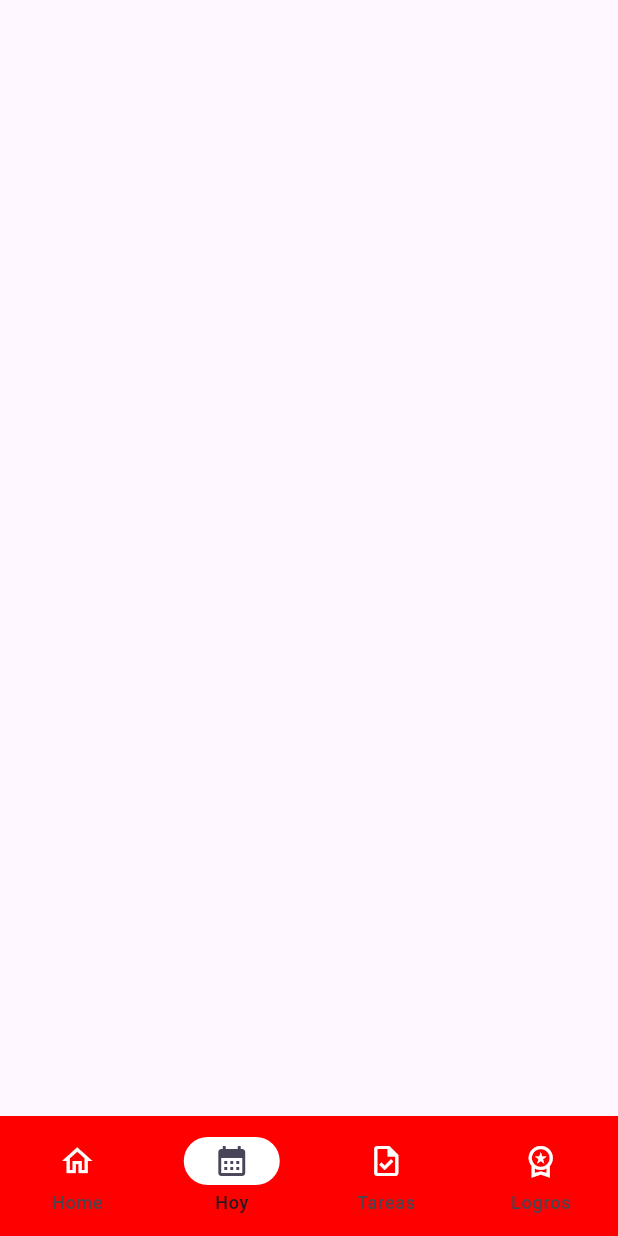
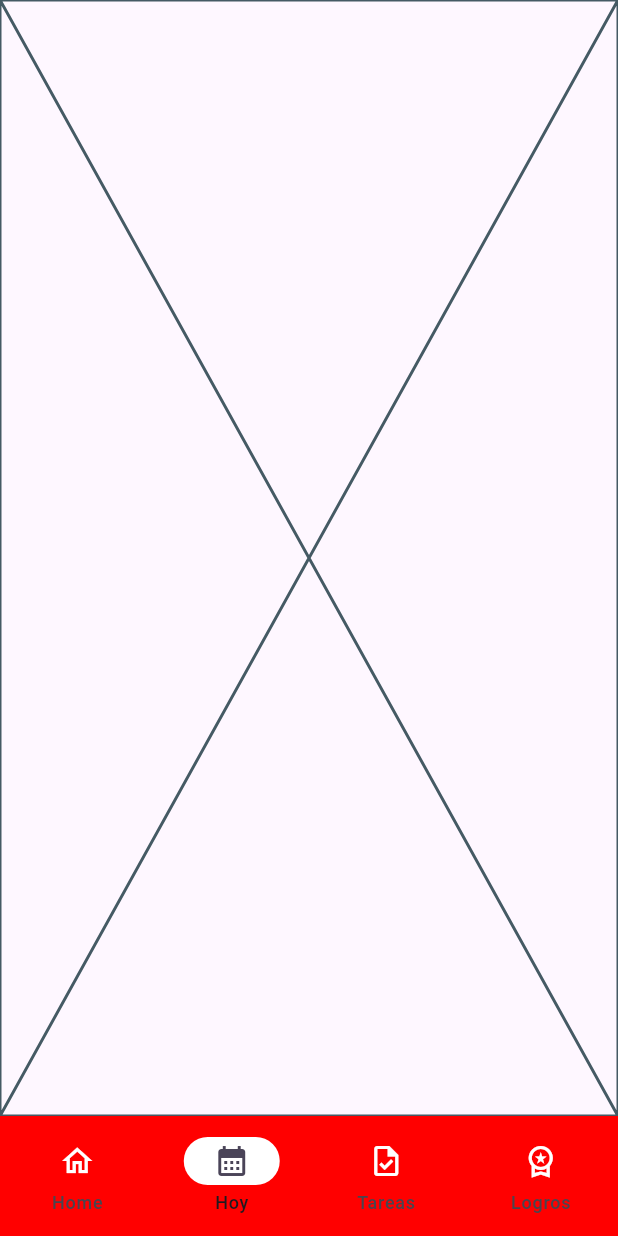
Before and after one commit to KevinJara123/appfundacionjeanmaggi, a Flutter app: the MainScreen screen opened directly, item 2 of the bottom bar chosen, on a phone screen of 412 x 824 dp. Run offline on Flutter 3.47's test engine with Material 3 defaults, Android fonts, the light colour scheme and no system bars; network calls fail.

Commit message:
Empezamos vista hoy

```diff
--- a/lib/screen/main_screen.dart
+++ b/lib/screen/main_screen.dart
@@ -2,6 +2,8 @@
 import 'package:flutter/material.dart';
 // Importa el widget HomeViews desde el archivo home.dart
 import 'package:appfundacionjeanmaggi/views/home_views.dart';
+// Importa el widget Hoyviews desde el archivo hoy_views.dart
+import 'package:appfundacionjeanmaggi/views/hoy_views.dart';
 
 // Define un widget de tipo StatefulWidget llamado MainScreen
 class MainScreen extends StatefulWidget {
@@ -38,11 +40,11 @@ class _MainScreenState extends State<MainScreen> {
             });
           },
           // Color del indicador que resalta la opción seleccionada
-          indicatorColor: Color(0xFFFFFFFF),
+          indicatorColor: const Color(0xFFFFFFFF),
           // Índice de la opción actualmente seleccionada
           selectedIndex: currentPageIndex,
           // Color de fondo de la barra de navegación
-          backgroundColor: Color.fromARGB(255, 255, 0, 0),
+          backgroundColor: const Color.fromARGB(255, 255, 0, 0),
           // Lista de destinos (opciones) en la barra de navegación
           destinations: const <Widget>[
             NavigationDestination(
@@ -80,15 +82,20 @@ class _MainScreenState extends State<MainScreen> {
   }
 
   // Método privado para construir el cuerpo de la pantalla según el índice actual
-  Widget _buildBody() {
+   Widget _buildBody() {
     // Utiliza una declaración switch para determinar qué vista mostrar según el índice
     switch (currentPageIndex) {
       // Si el índice es 0, devuelve la vista HomeViews
       case 0:
         return const HomeViews();
-      // Si el índice no es 0, devuelve un contenedor de tamaño cero (puedes cambiar esto según tus necesidades)
+
+      // Si el índice es 1, devuelve la vista HoyView
+      case 1:
+        return const HoyView();
+
+      // Si el índice no es 0 ni 1, devuelve un contenedor de tamaño cero (puedes cambiar esto según tus necesidades)
       default:
         return const SizedBox.shrink();
     }
-  }
+   }
 }
--- /dev/null
+++ b/lib/views/hoy_views.dart
@@ -0,0 +1,15 @@
+import 'package:flutter/material.dart';
+
+class HoyView extends StatefulWidget {
+  const HoyView({super.key});
+
+  @override
+  State<HoyView> createState() => _HoyViewState();
+}
+
+class _HoyViewState extends State<HoyView> {
+  @override
+  Widget build(BuildContext context) {
+    return const Placeholder();
+  }
+}
```
Also changed, not shown: lib/views/login_views.dart (+31 -16 lines).
